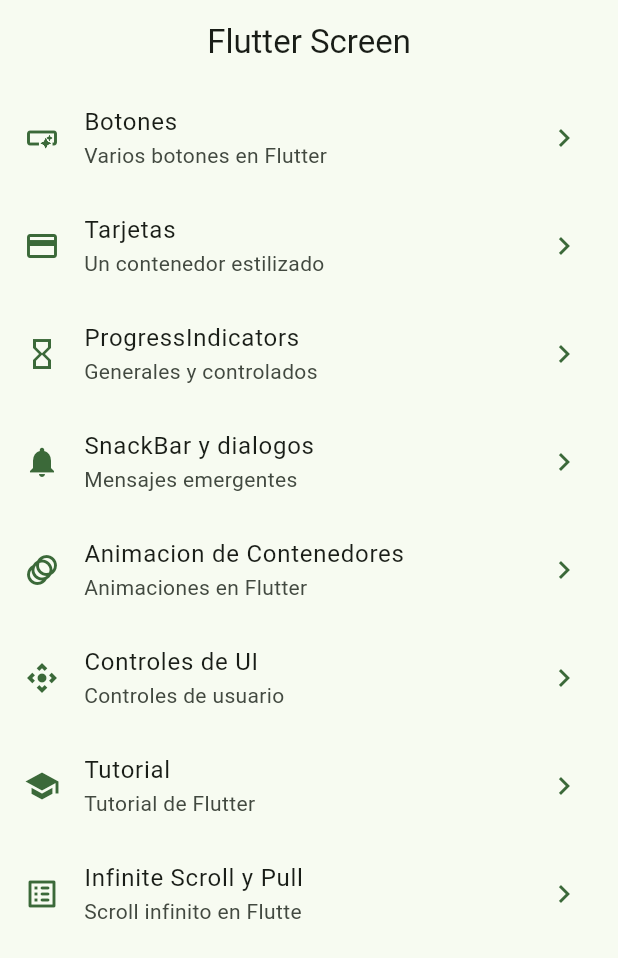
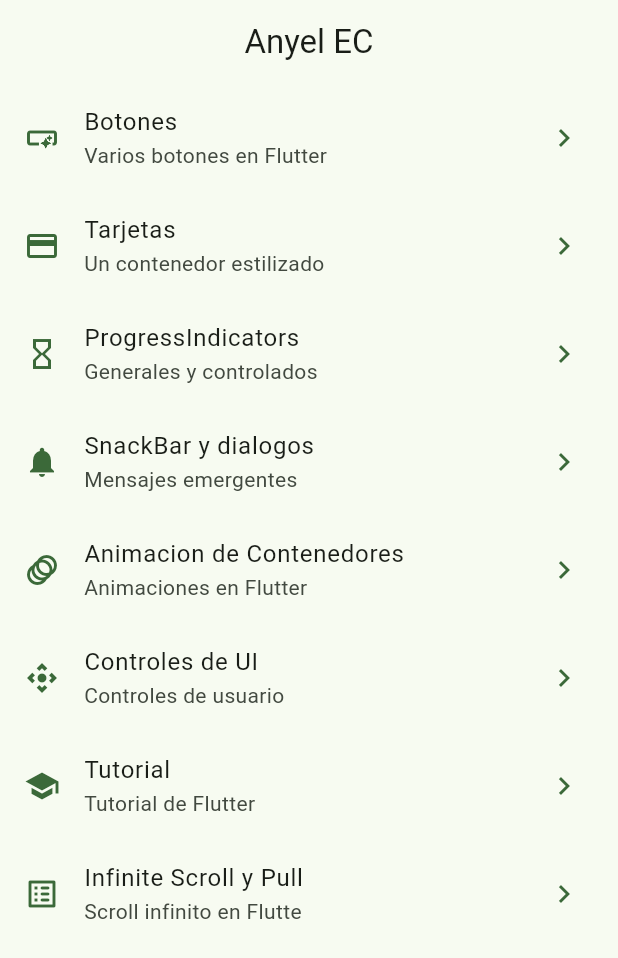
Before and after one commit to Anyel-ec/Widgets-App-Flutter, a Flutter app: the screen it shows after launch, on a phone screen of 412 x 824 dp. Shown: the top 958 px of the screen. Run offline on Flutter 3.47's test engine with Material 3 defaults, Android fonts, the phone set to English and light mode, and no system bars; our stand-ins replace animate_do, go_router.

Commit message:
Add Readme

```diff
--- a/lib/presentation/screen/home/home_screen.dart
+++ b/lib/presentation/screen/home/home_screen.dart
@@ -1,8 +1,7 @@
 import 'package:flutter/material.dart';
 import 'package:go_router/go_router.dart';
 import 'package:widgets_app/config/menu/menu_items.dart';
-import 'package:widgets_app/presentation/screen/buttons/buttons_screen.dart';
-import 'package:widgets_app/presentation/screen/cards/cards_screen.dart';
+
 
 
 class HomeScreen extends StatelessWidget {
@@ -14,7 +13,7 @@
   Widget build(BuildContext context) {
     return Scaffold(
       appBar: AppBar(
-        title: const Text('Flutter Screen'),
+        title: const Text('Anyel EC'),
       ),
       body: _HomeView(),
     );
--- a/lib/presentation/screen/snackbar/snackbar_screen.dart
+++ b/lib/presentation/screen/snackbar/snackbar_screen.dart
@@ -14,7 +14,7 @@
             onPressed: () {
               ('SnackBar cerrado');
             }),
-        content: const Text('Hola mundo'));
+        content: const Text('Anyel EC'));
     ScaffoldMessenger.of(context).showSnackBar(snackback);
   }
 
```
Also changed, not shown: docs/2 buttons.PNG (added), docs/3_1_cards.PNG (added), docs/3_cards.PNG (added), docs/4_progress.PNG (added), docs/5_1_animated.PNG (added), docs/5_dialogs.PNG (added), docs/6_animated.PNG (added), docs/7_ui_controls.PNG (added), docs/8_app_tuto.PNG (added), docs/9_scroll.PNG (added), docs/home.PNG (added), 3 other files.
